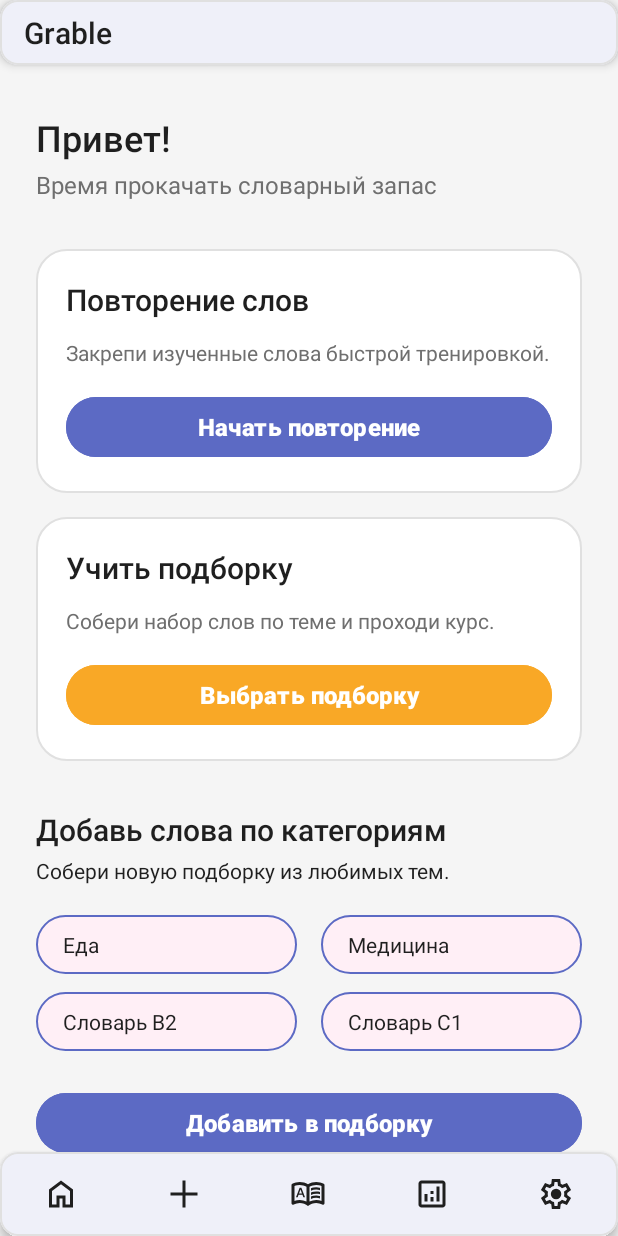
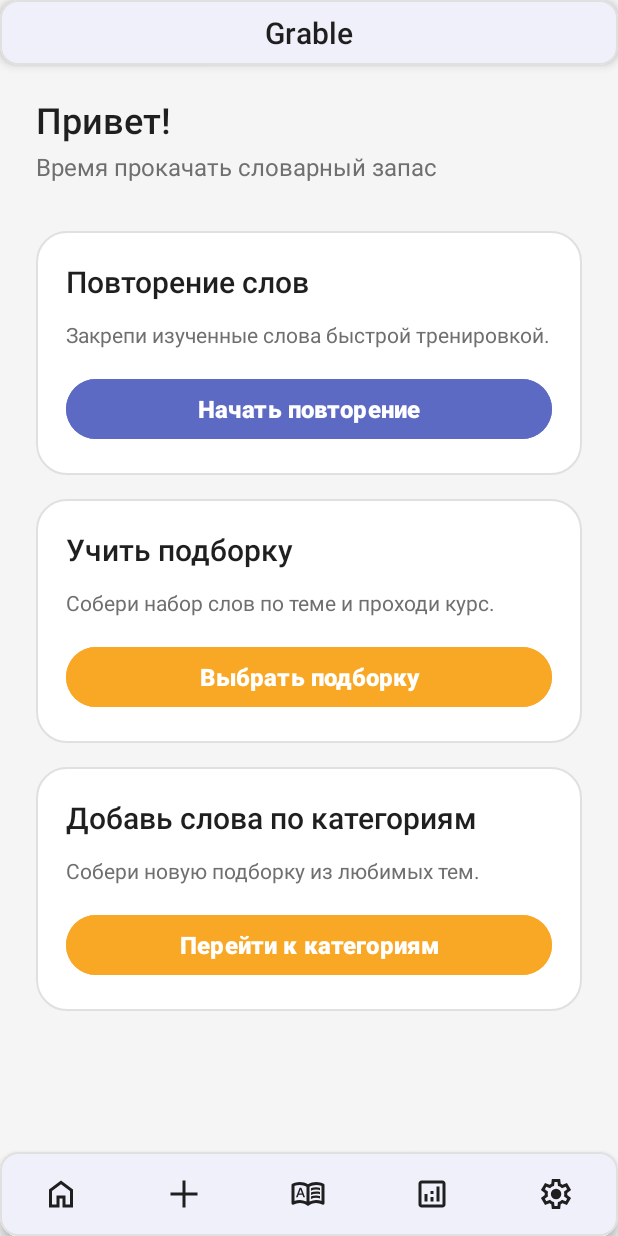
Before and after one commit to brikkerdev/Grable, an Android app: the screen it shows after launch (MainActivity), on a phone screen of 412 x 824 dp. Run offline under Robolectric (Android 15) with nearby library versions, the phone set to English and light mode, and no system bars.

Commit message:
Added Categories navigation from main page Removed Header from anywhere except MainPage

```diff
--- a/app/src/main/java/ru/sirius/grable/MainActivity.kt
+++ b/app/src/main/java/ru/sirius/grable/MainActivity.kt
@@ -20,7 +20,6 @@ class MainActivity : AppCompatActivity() {
     }
 
     override fun onCreate(savedInstanceState: Bundle?) {
-        // Инициализация темы перед setContentView
         val savedThemeMode = sharedPreferences.getInt("theme_mode", AppCompatDelegate.MODE_NIGHT_FOLLOW_SYSTEM)
         AppCompatDelegate.setDefaultNightMode(savedThemeMode)
 
@@ -44,7 +43,7 @@ class MainActivity : AppCompatActivity() {
         }
     }
 
-    private fun switchFragment(fragment: Fragment) {
+    fun switchFragment(fragment: Fragment) {
         supportFragmentManager.beginTransaction()
             .replace(R.id.fragment_container, fragment)
             .addToBackStack(null)
--- a/app/src/main/java/ru/sirius/grable/main/HomeFragment.kt
+++ b/app/src/main/java/ru/sirius/grable/main/HomeFragment.kt
@@ -4,8 +4,12 @@ import android.os.Bundle
 import android.view.LayoutInflater
 import android.view.View
 import android.view.ViewGroup
+import android.widget.Button
 import androidx.fragment.app.Fragment
+import ru.sirius.grable.MainActivity
 import ru.sirius.grable.R
+import ru.sirius.grable.learn.LearnFragment
+import ru.sirius.grable.playlist.SelectPlaylistFragment
 
 class HomeFragment : Fragment() {
 
@@ -18,5 +22,16 @@ class HomeFragment : Fragment() {
 
     override fun onViewCreated(view: View, savedInstanceState: Bundle?) {
         super.onViewCreated(view, savedInstanceState)
+
+        view.findViewById<Button>(R.id.button_repeat)?.setOnClickListener {
+            (activity as? MainActivity)?.switchFragment(LearnFragment())
+        }
+
+        view.findViewById<Button>(R.id.button_collection)?.setOnClickListener {
+        }
+
+        view.findViewById<Button>(R.id.button_categories)?.setOnClickListener {
+            (activity as? MainActivity)?.switchFragment(SelectPlaylistFragment())
+        }
     }
 }
--- a/app/src/main/res/layout/activity_main.xml
+++ b/app/src/main/res/layout/activity_main.xml
@@ -6,11 +6,8 @@
     android:layout_width="match_parent"
     android:layout_height="match_parent"
     android:orientation="vertical"
-    tools:context=".MainActivity">
-
-    <include
-        android:id="@+id/header"
-        layout="@layout/layout_header" />
+    tools:context=".MainActivity"
+    android:fitsSystemWindows="true">
 
     <androidx.fragment.app.FragmentContainerView
         android:id="@+id/fragment_container"
--- a/app/src/main/res/layout/fragment_main_screen.xml
+++ b/app/src/main/res/layout/fragment_main_screen.xml
@@ -11,9 +11,20 @@
     <LinearLayout
         android:layout_width="match_parent"
         android:layout_height="wrap_content"
+        android:orientation="vertical">
+
+        <!-- Header ONLY on main (Home) -->
+        <include
+            layout="@layout/layout_header"
+            android:layout_width="match_parent"
+            android:layout_height="wrap_content" />
+
+        <LinearLayout
+            android:layout_width="match_parent"
+            android:layout_height="wrap_content"
             android:orientation="vertical"
             android:paddingHorizontal="@dimen/spacing_xl"
-        android:paddingTop="@dimen/spacing_2xl"
+            android:paddingTop="@dimen/spacing_lg"
             android:paddingBottom="@dimen/spacing_3xl">
 
             <TextView
@@ -106,96 +117,45 @@
                     style="@style/TextAppearanceButton" />
             </LinearLayout>
 
+            <!-- Button to navigate to categories -->
+            <LinearLayout
+                android:id="@+id/categories_container"
+                android:layout_width="match_parent"
+                android:layout_height="wrap_content"
+                android:layout_marginTop="@dimen/spacing_base"
+                android:background="@drawable/bg_action_card"
+                android:orientation="vertical"
+                android:padding="@dimen/card_padding">
+
                 <TextView
-            android:id="@+id/categories_header"
+                    android:id="@+id/categories_title"
                     android:layout_width="wrap_content"
                     android:layout_height="wrap_content"
-            android:layout_marginTop="@dimen/spacing_2xl"
                     android:text="@string/categories_title"
                     style="@style/TextAppearanceHeadline3" />
 
                 <TextView
-            android:id="@+id/categories_hint"
-            android:layout_width="wrap_content"
-            android:layout_height="wrap_content"
-            android:layout_marginTop="@dimen/spacing_xs"
-            android:text="@string/categories_hint"
-            style="@style/TextAppearanceBody2" />
-
-        <androidx.gridlayout.widget.GridLayout
-            android:id="@+id/categories_grid"
-            android:layout_width="match_parent"
-            android:layout_height="wrap_content"
-            android:layout_marginTop="@dimen/spacing_lg"
-            app:alignmentMode="alignMargins"
-            app:columnCount="2"
-            app:columnOrderPreserved="false"
-            app:rowOrderPreserved="false"
-            app:useDefaultMargins="false">
-
-            <TextView
-                android:id="@+id/category_food"
-                android:layout_width="0dp"
-                android:layout_height="wrap_content"
-                android:layout_marginEnd="@dimen/spacing_sm"
-                android:layout_marginBottom="@dimen/spacing_md"
-                android:background="@drawable/bg_category_chip"
-                android:gravity="center_vertical"
-                android:text="@string/category_food"
-                android:textColor="@color/text_primary"
-                style="@style/TextAppearanceBody2"
-                app:layout_columnWeight="1" />
-
-            <TextView
-                android:id="@+id/category_medicine"
-                android:layout_width="0dp"
-                android:layout_height="wrap_content"
-                android:layout_marginStart="@dimen/spacing_sm"
-                android:layout_marginBottom="@dimen/spacing_md"
-                android:background="@drawable/bg_category_chip"
-                android:gravity="center_vertical"
-                android:text="@string/category_medicine"
-                android:textColor="@color/text_primary"
-                style="@style/TextAppearanceBody2"
-                app:layout_columnWeight="1" />
-
-            <TextView
-                android:id="@+id/category_b2"
-                android:layout_width="0dp"
-                android:layout_height="wrap_content"
-                android:layout_marginEnd="@dimen/spacing_sm"
-                android:layout_marginBottom="@dimen/spacing_md"
-                android:background="@drawable/bg_category_chip"
-                android:gravity="center_vertical"
-                android:text="@string/category_b2"
-                android:textColor="@color/text_primary"
-                style="@style/TextAppearanceBody2"
-                app:layout_columnWeight="1" />
-
-            <TextView
-                android:id="@+id/category_c1"
-                android:layout_width="0dp"
-                android:layout_height="wrap_content"
-                android:layout_marginStart="@dimen/spacing_sm"
-                android:layout_marginBottom="@dimen/spacing_md"
-                android:background="@drawable/bg_category_chip"
-                android:gravity="center_vertical"
-                android:text="@string/category_c1"
-                android:textColor="@color/text_primary"
-                style="@style/TextAppearanceBody2"
-                app:layout_columnWeight="1" />
-        </androidx.gridlayout.widget.GridLayout>
-
-            <Button
-                android:id="@+id/button_add_categories"
+                    android:id="@+id/categories_desc"
                     android:layout_width="match_parent"
                     android:layout_height="wrap_content"
                     android:layout_marginTop="@dimen/spacing_md"
-                android:backgroundTint="@color/primary"
-                android:text="@string/add_categories_cta"
+                    android:text="@string/categories_hint"
+                    android:textColor="@color/text_secondary"
+                    style="@style/TextAppearanceBody2" />
+
+                <Button
+                    android:id="@+id/button_categories"
+                    android:layout_width="match_parent"
+                    android:layout_height="wrap_content"
+                    android:layout_marginTop="@dimen/spacing_base"
+                    android:backgroundTint="@color/secondary"
+                    android:text="Перейти к категориям"
                     android:textAllCaps="false"
-                android:textColor="@color/on_primary"
+                    android:textColor="@color/on_secondary"
                     style="@style/TextAppearanceButton" />
+            </LinearLayout>
+
+        </LinearLayout>
 
     </LinearLayout>
 
--- a/app/src/main/res/layout/item_playlist.xml
+++ b/app/src/main/res/layout/item_playlist.xml
@@ -23,7 +23,7 @@
             android:layout_height="wrap_content"
             android:gravity="center"
             style="@style/TextAppearanceHeadline3"
-            tools:text="Название плейлиста" />
+            tools:text="Название категории" />
 
         <TextView
             android:id="@+id/playlist_description"
@@ -32,7 +32,7 @@
             android:layout_marginTop="@dimen/spacing_xs"
             android:gravity="center"
             style="@style/TextAppearanceBody2"
-            tools:text="Описание плейлиста" />
+            tools:text="Описание категории" />
 
     </LinearLayout>
 
--- a/app/src/main/res/layout/layout_header.xml
+++ b/app/src/main/res/layout/layout_header.xml
@@ -14,31 +14,28 @@
         android:padding="@dimen/header_padding"
         android:gravity="center_vertical">
 
-        <!-- Заголовок -->
         <LinearLayout
             android:layout_width="0dp"
             android:layout_height="wrap_content"
             android:layout_weight="1"
             android:orientation="vertical"
-            android:paddingStart="@dimen/spacing_sm">
+            android:gravity="center_horizontal">
 
             <TextView
                 android:id="@+id/tvHeaderTitle"
-                android:layout_width="match_parent"
+                android:layout_width="wrap_content"
                 android:layout_height="wrap_content"
                 android:text="@string/app_name"
                 style="@style/TextAppearanceHeadline3" />
 
         </LinearLayout>
 
-        <!-- Действия в header -->
         <LinearLayout
             android:id="@+id/headerActions"
             android:layout_width="wrap_content"
             android:layout_height="wrap_content"
-            android:orientation="horizontal" >
+            android:orientation="horizontal" />
 
-        </LinearLayout>
-        </LinearLayout>
+    </LinearLayout>
 
-    </com.google.android.material.card.MaterialCardView>
+</com.google.android.material.card.MaterialCardView>
```
Also changed, not shown: app/src/main/java/ru/sirius/grable/main/HomeViewModel.kt (deleted, +0 -23 lines), app/src/main/java/ru/sirius/grable/playlist/PlaylistAdapter.kt (added, +33 -0 lines), app/src/main/java/ru/sirius/grable/playlist/PlaylistViewModel.kt (added, +50 -0 lines), app/src/main/java/ru/sirius/grable/playlist/SelectPlaylistFragment.kt (+40 -0 lines), app/src/main/res/layout/fragment_add_word.xml (+10 -1 lines), app/src/main/res/layout/fragment_select_playlist.xml (+16 -3 lines). Lines whose indentation alone changed are shown as unchanged.
